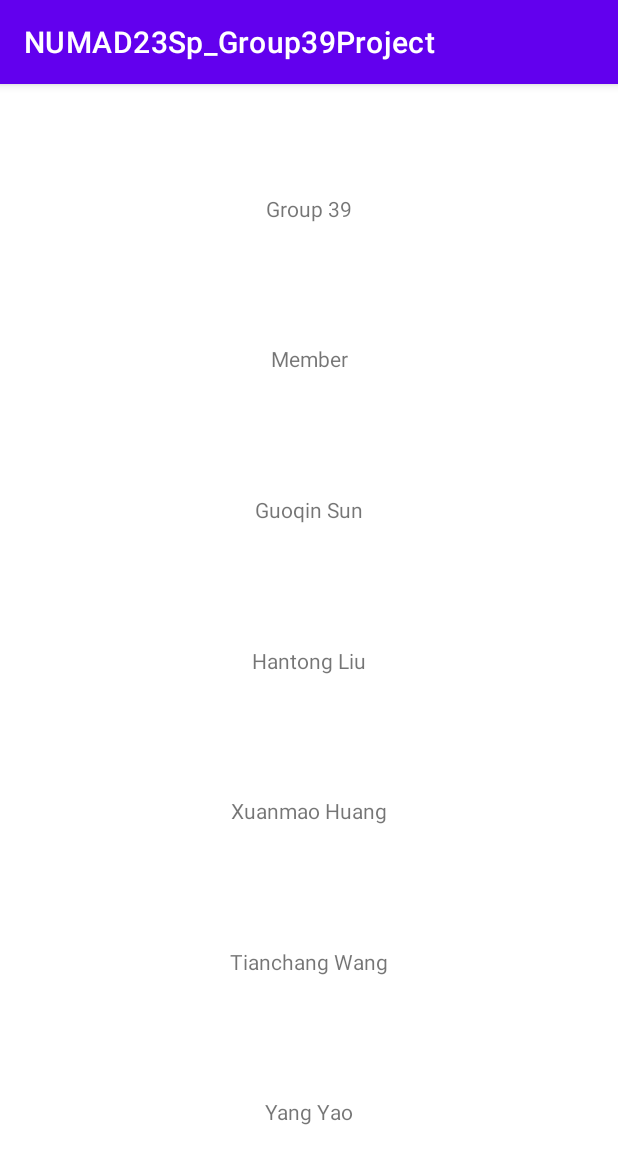
After one commit to zaizaifish/NUMAD23Sp_Group39Project, an Android app: the AboutMe screen opened directly, with no data from a screen before it, on a phone screen of 412 x 824 dp. The commit adds this screen. Shown: the top 1164 px of the screen. Run offline under Robolectric (Android 15) with nearby library versions, the phone set to English and light mode, and no system bars.

Commit message:
xuanmao: finish user input

```diff
--- a/app/src/main/AndroidManifest.xml
+++ b/app/src/main/AndroidManifest.xml
@@ -12,6 +12,12 @@
         android:theme="@style/Theme.NUMAD23Sp_Group39Project"
         tools:targetApi="31">
         <activity
+            android:name=".APIService"
+            android:exported="false" />
+        <activity
+            android:name=".AboutMe"
+            android:exported="false" />
+        <activity
             android:name=".MainActivity"
             android:exported="true">
             <intent-filter>
--- /dev/null
+++ b/app/src/main/java/edu/northeastern/numad23sp_group39project/AboutMe.java
@@ -0,0 +1,14 @@
+package edu.northeastern.numad23sp_group39project;
+
+import androidx.appcompat.app.AppCompatActivity;
+
+import android.os.Bundle;
+
+public class AboutMe extends AppCompatActivity {
+
+    @Override
+    protected void onCreate(Bundle savedInstanceState) {
+        super.onCreate(savedInstanceState);
+        setContentView(R.layout.activity_about_me);
+    }
+}
--- /dev/null
+++ b/app/src/main/res/layout/activity_about_me.xml
@@ -0,0 +1,106 @@
+<?xml version="1.0" encoding="utf-8"?>
+<androidx.constraintlayout.widget.ConstraintLayout xmlns:android="http://schemas.android.com/apk/res/android"
+    xmlns:app="http://schemas.android.com/apk/res-auto"
+    xmlns:tools="http://schemas.android.com/tools"
+    android:layout_width="match_parent"
+    android:layout_height="match_parent"
+    tools:context=".AboutMe">
+    <TextView
+        android:id="@+id/editTextGroupName"
+        android:layout_width="wrap_content"
+        android:layout_height="wrap_content"
+        android:layout_marginStart="8dp"
+        android:layout_marginTop="8dp"
+        android:layout_marginEnd="8dp"
+        android:layout_marginBottom="8dp"
+        android:text="Group 39"
+        app:layout_constraintEnd_toEndOf="parent"
+        app:layout_constraintStart_toStartOf="parent"
+        app:layout_constraintTop_toTopOf="parent"
+        app:layout_constraintBottom_toTopOf="@+id/editTextMemberName"/>
+
+    <TextView
+        android:id="@+id/editTextMemberName"
+        android:layout_width="wrap_content"
+        android:layout_height="wrap_content"
+        android:layout_marginStart="8dp"
+        android:layout_marginTop="8dp"
+        android:layout_marginEnd="8dp"
+        android:layout_marginBottom="8dp"
+        android:text="Member"
+        app:layout_constraintEnd_toEndOf="parent"
+        app:layout_constraintStart_toStartOf="parent"
+        app:layout_constraintTop_toBottomOf="@+id/editTextGroupName"
+        app:layout_constraintBottom_toTopOf="@+id/editTextMemberName1"/>
+
+    <TextView
+        android:id="@+id/editTextMemberName1"
+        android:layout_width="wrap_content"
+        android:layout_height="wrap_content"
+        android:layout_marginStart="8dp"
+        android:layout_marginTop="8dp"
+        android:layout_marginEnd="8dp"
+        android:layout_marginBottom="8dp"
+        android:text="Guoqin Sun"
+        app:layout_constraintEnd_toEndOf="parent"
+        app:layout_constraintStart_toStartOf="parent"
+        app:layout_constraintTop_toBottomOf="@+id/editTextMemberName"
+        app:layout_constraintBottom_toTopOf="@+id/editTextMemberName2"/>
+
+    <TextView
+        android:id="@+id/editTextMemberName2"
+        android:layout_width="wrap_content"
+        android:layout_height="wrap_content"
+        android:layout_marginStart="8dp"
+        android:layout_marginTop="8dp"
+        android:layout_marginEnd="8dp"
+        android:layout_marginBottom="8dp"
+        android:text="Hantong Liu"
+        app:layout_constraintEnd_toEndOf="parent"
+        app:layout_constraintStart_toStartOf="parent"
+        app:layout_constraintTop_toBottomOf="@+id/editTextMemberName1"
+        app:layout_constraintBottom_toTopOf="@+id/editTextMemberName3"/>
+
+    <TextView
+        android:id="@+id/editTextMemberName3"
+        android:layout_width="wrap_content"
+        android:layout_height="wrap_content"
+        android:layout_marginStart="8dp"
+        android:layout_marginTop="8dp"
+        android:layout_marginEnd="8dp"
+        android:layout_marginBottom="8dp"
+        android:text="Xuanmao Huang"
+        app:layout_constraintEnd_toEndOf="parent"
+        app:layout_constraintStart_toStartOf="parent"
+        app:layout_constraintTop_toBottomOf="@+id/editTextMemberName2"
+        app:layout_constraintBottom_toTopOf="@+id/editTextMemberName4"/>
+
+    <TextView
+        android:id="@+id/editTextMemberName4"
+        android:layout_width="wrap_content"
+        android:layout_height="wrap_content"
+        android:layout_marginStart="8dp"
+        android:layout_marginTop="8dp"
+        android:layout_marginEnd="8dp"
+        android:layout_marginBottom="8dp"
+        android:text="Tianchang Wang"
+        app:layout_constraintEnd_toEndOf="parent"
+        app:layout_constraintStart_toStartOf="parent"
+        app:layout_constraintTop_toBottomOf="@+id/editTextMemberName3"
+        app:layout_constraintBottom_toTopOf="@+id/editTextMemberName5"/>
+
+    <TextView
+        android:id="@+id/editTextMemberName5"
+        android:layout_width="wrap_content"
+        android:layout_height="wrap_content"
+        android:layout_marginStart="8dp"
+        android:layout_marginTop="8dp"
+        android:layout_marginEnd="8dp"
+        android:layout_marginBottom="8dp"
+        android:text="Yang Yao"
+        app:layout_constraintEnd_toEndOf="parent"
+        app:layout_constraintStart_toStartOf="parent"
+        app:layout_constraintTop_toBottomOf="@+id/editTextMemberName4"
+        app:layout_constraintBottom_toBottomOf="parent"/>
+
+</androidx.constraintlayout.widget.ConstraintLayout>
```
Also changed, not shown: app/src/main/java/edu/northeastern/numad23sp_group39project/APIService.java (added, +117 -0 lines), app/src/main/java/edu/northeastern/numad23sp_group39project/MainActivity.java (+25 -1 lines), app/src/main/res/layout/activity_apiservice.xml (added, +66 -0 lines), app/src/main/res/layout/movie_input_layout.xml (added, +13 -0 lines).
